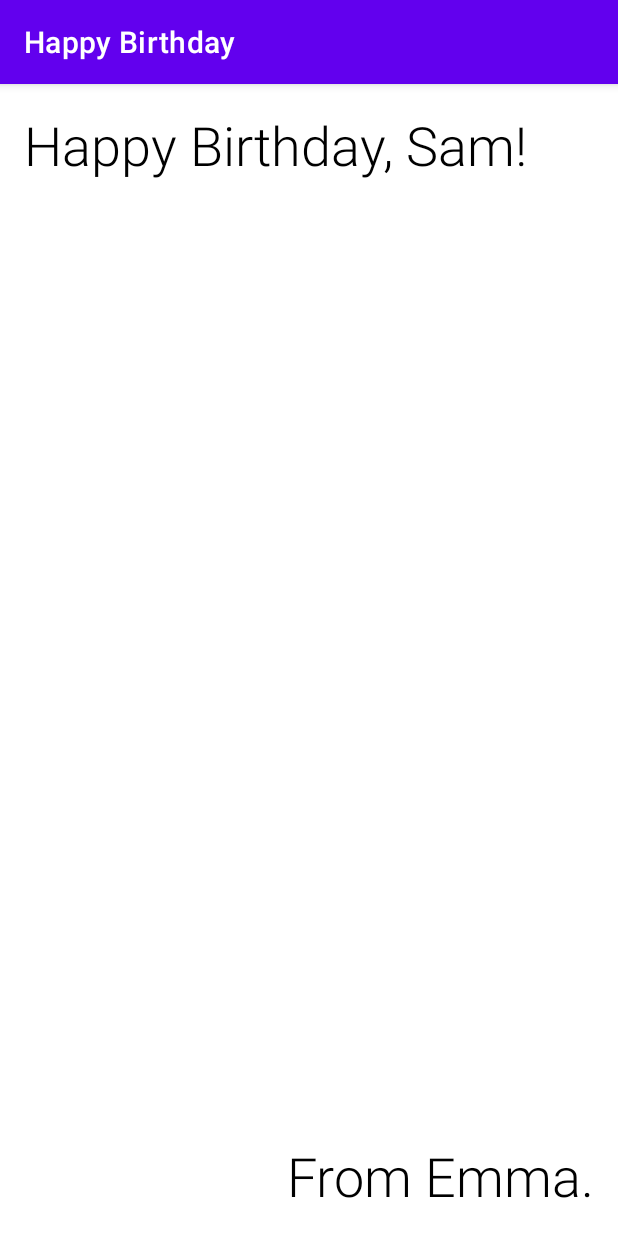
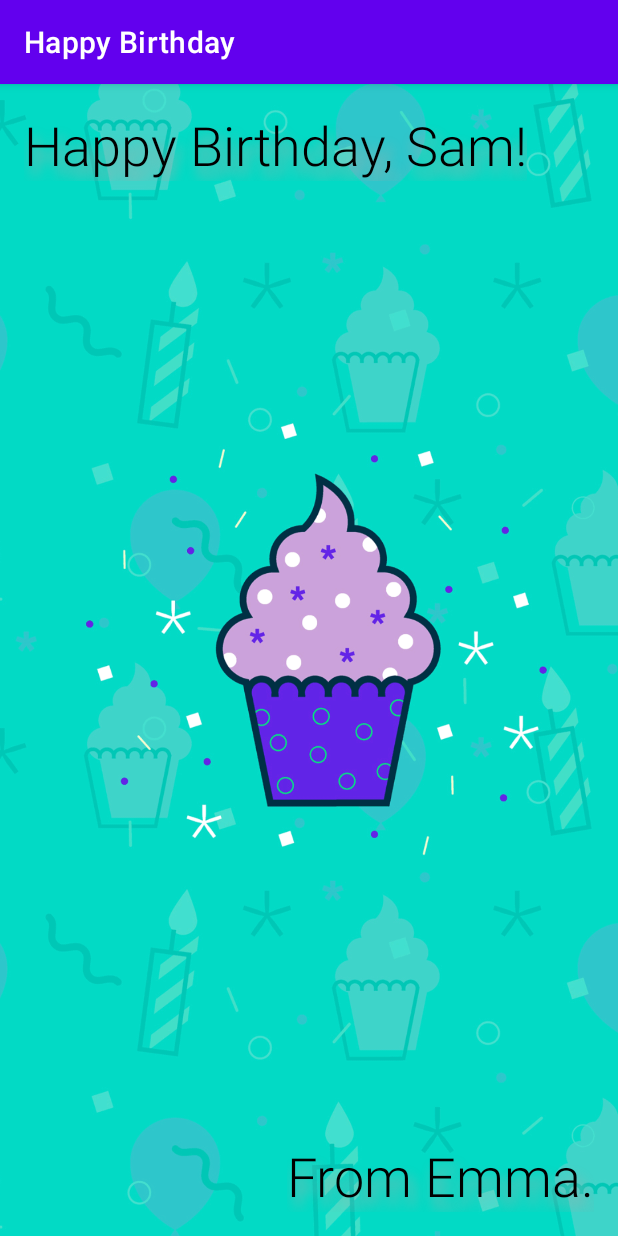
Before and after one commit to ilpwork/HappyBirthday, an Android app: the screen it shows after launch (MainActivity), on a phone screen of 412 x 824 dp. Run offline under Robolectric (Android 15) with nearby library versions, the phone set to English and light mode, and no system bars.

Commit message:
Добавлено изображение

```diff
--- a/app/src/main/res/layout/activity_main.xml
+++ b/app/src/main/res/layout/activity_main.xml
@@ -6,6 +6,18 @@
     android:layout_height="match_parent"
     tools:context=".MainActivity">
 
+    <ImageView
+        android:id="@+id/imageView"
+        android:layout_width="0dp"
+        android:layout_height="0dp"
+        android:contentDescription="@string/birtday_card_description"
+        android:scaleType="centerCrop"
+        app:layout_constraintBottom_toBottomOf="parent"
+        app:layout_constraintEnd_toEndOf="parent"
+        app:layout_constraintStart_toStartOf="parent"
+        app:layout_constraintTop_toTopOf="parent"
+        app:srcCompat="@drawable/androidparty" />
+
     <TextView
         android:id="@+id/textView"
         android:layout_width="wrap_content"
@@ -13,6 +25,10 @@
         android:layout_marginStart="16dp"
         android:layout_marginTop="16dp"
         android:fontFamily="sans-serif-light"
+        android:shadowColor="@android:color/darker_gray"
+        android:shadowDx="5"
+        android:shadowDy="10"
+        android:shadowRadius="10"
         android:text="Happy Birthday, Sam!"
         android:textColor="@color/black"
         android:textSize="36sp"
@@ -26,9 +42,14 @@
         android:layout_marginEnd="16dp"
         android:layout_marginBottom="16dp"
         android:fontFamily="sans-serif-light"
+        android:shadowColor="@android:color/darker_gray"
+        android:shadowDx="5"
+        android:shadowDy="10"
+        android:shadowRadius="10"
         android:text="From Emma."
         android:textColor="@color/black"
         android:textSize="36sp"
         app:layout_constraintBottom_toBottomOf="parent"
         app:layout_constraintEnd_toEndOf="parent" />
+
 </androidx.constraintlayout.widget.ConstraintLayout>
--- a/app/src/main/res/values/strings.xml
+++ b/app/src/main/res/values/strings.xml
@@ -1,3 +1,4 @@
 <resources>
     <string name="app_name">Happy Birthday</string>
+    <string name="birtday_card_description">Birtday card</string>
 </resources>
```
Also changed, not shown: app/src/main/res/drawable/androidparty.png (added).
